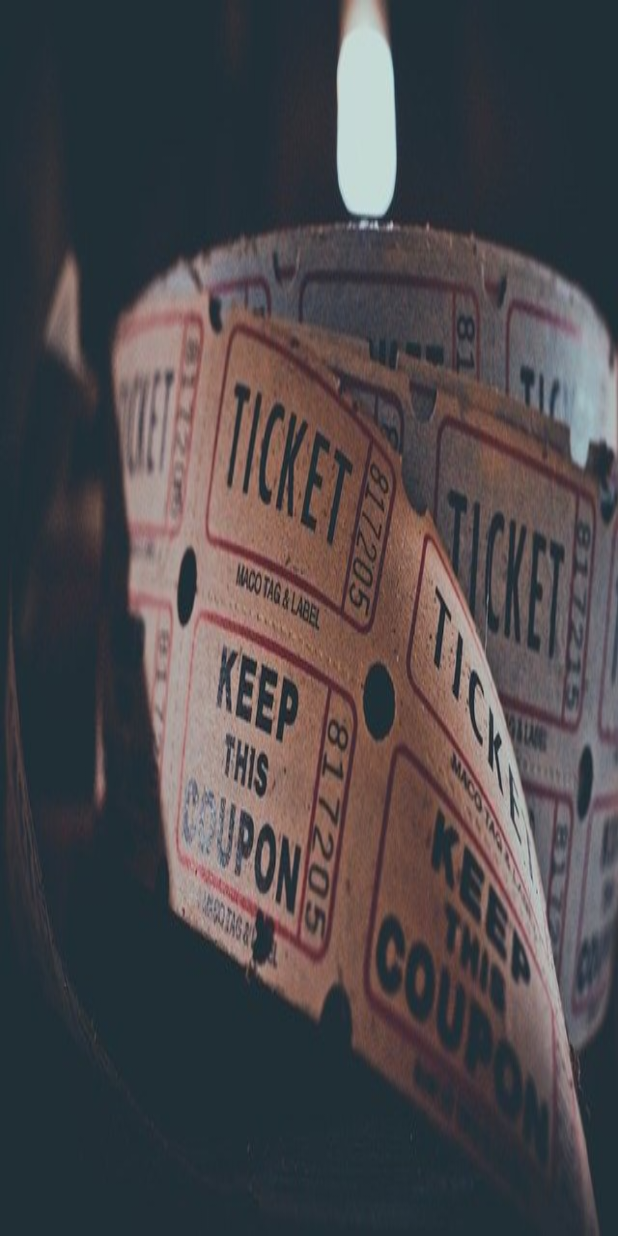
After one commit to datafrey/movies, an Android app: the SplashScreenActivity screen opened directly, with no data from a screen before it, on a phone screen of 412 x 824 dp. The commit adds this screen. Run offline under Robolectric (Android 15) with nearby library versions, the phone set to English and light mode, and no system bars; our stand-ins replace Room's generated code; pictures from the network do not load; 1 statement that could not run was skipped.

Commit message:
SplashScreen added

```diff
--- /dev/null
+++ b/app/src/main/java/com/datafrey/movies/activities/SplashScreenActivity.kt
@@ -0,0 +1,20 @@
+package com.datafrey.movies.activities
+
+import android.os.Bundle
+import androidx.appcompat.app.AppCompatActivity
+import com.datafrey.movies.database.getSavedMoviesDatabase
+import com.datafrey.movies.network.OmdbApi
+import com.datafrey.movies.util.startActivity
+
+class SplashScreenActivity : AppCompatActivity() {
+
+    override fun onCreate(savedInstanceState: Bundle?) {
+        super.onCreate(savedInstanceState)
+
+        OmdbApi.service
+        getSavedMoviesDatabase(application)
+
+        startActivity<MainActivity>()
+        finish()
+    }
+}
--- a/app/src/main/res/values/styles.xml
+++ b/app/src/main/res/values/styles.xml
@@ -1,10 +1,11 @@
 <resources>
-    <!-- Base application theme. -->
     <style name="AppTheme" parent="Theme.AppCompat.Light.DarkActionBar">
-        <!-- Customize your theme here. -->
         <item name="colorPrimary">@color/colorPrimary</item>
         <item name="colorPrimaryDark">@color/colorPrimaryDark</item>
         <item name="colorAccent">@color/colorAccent</item>
     </style>
 
+    <style name="SplashScreenTheme" parent="Theme.AppCompat.NoActionBar">
+        <item name="android:windowBackground">@drawable/splash_screen_background</item>
+    </style>
 </resources>
```
Also changed, not shown: app/src/main/AndroidManifest.xml (+7 -2 lines), app/src/main/res/drawable/splash_screen_background.jpg (added).
